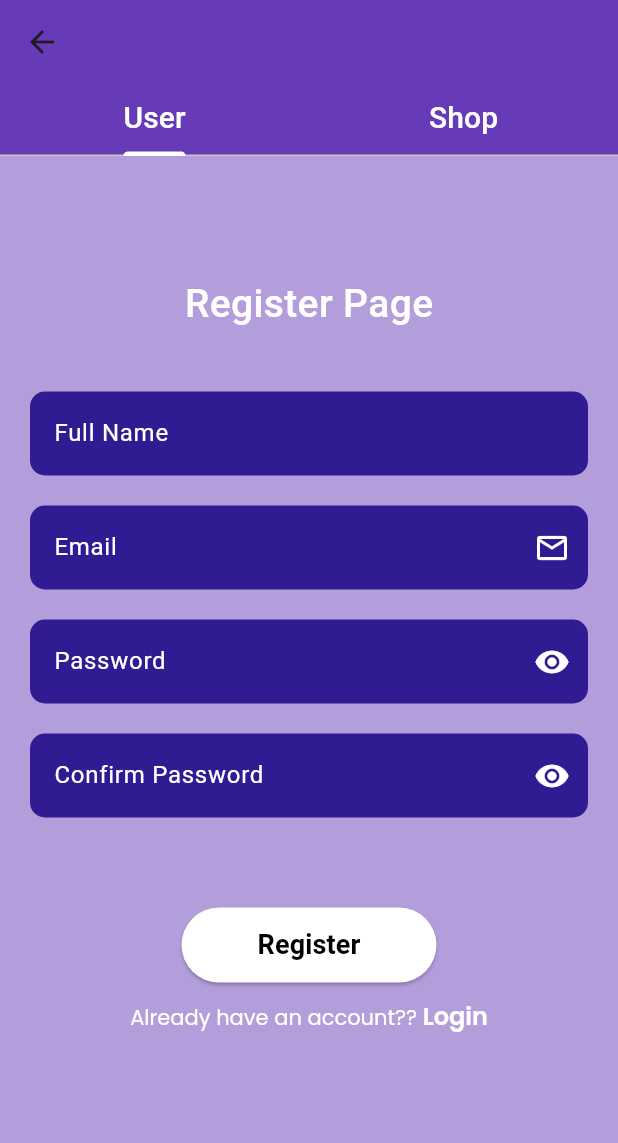
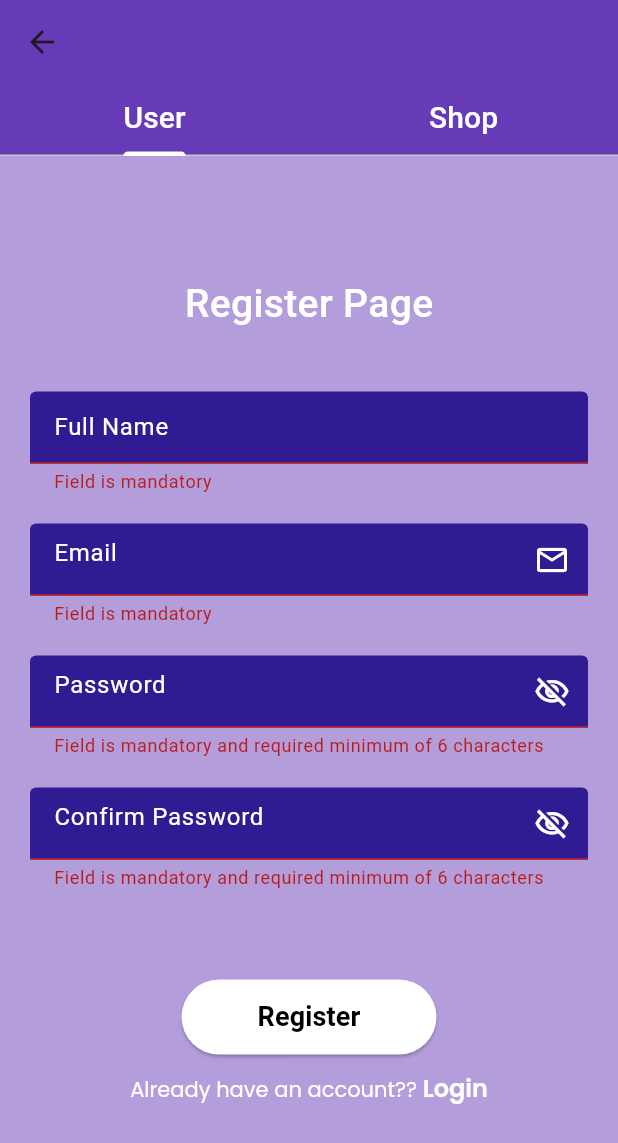
Before and after one commit to raniya11/road_assist, a Flutter app: the RegisterationPage screen opened directly, after a tap on "Register", on a phone screen of 412 x 824 dp. Shown: the top 1143 px of the screen. Run offline on Flutter 3.47's test engine with Material 3 defaults, Android fonts, the phone set to English and light mode, and no system bars; our stand-ins replace google_fonts.

```diff
--- a/lib/view/user/registerpage.dart
+++ b/lib/view/user/registerpage.dart
@@ -1,6 +1,7 @@
 import 'package:flutter/material.dart';
 import 'package:google_fonts/google_fonts.dart';
 import 'package:roadassist/view/common/loginpage.dart';
+import 'package:roadassist/view/user/homepage.dart';
 import 'package:roadassist/widgets/AppText.dart';
 import 'package:roadassist/widgets/colors.dart';
 
@@ -18,6 +19,19 @@ class _UserRegisterPageState extends State<UserRegisterPage> {
   TextEditingController _cpassController=TextEditingController();
   TextEditingController _usernameController=TextEditingController();
   final _formKey = GlobalKey<FormState>();
+  bool show=true;
+  bool showpass=true;
+
+
+  @override
+  void dispose() {
+
+    _emailController.dispose();
+    _passwordController.dispose();
+    _usernameController.dispose();
+    _cpassController.dispose();
+    super.dispose();
+  }
 
 
   @override
@@ -40,6 +54,12 @@ class _UserRegisterPageState extends State<UserRegisterPage> {
                   height: 40,
                 ),
                 TextFormField(
+                  validator: (value){
+                    if(value!.isEmpty){
+                      return "Field is mandatory";
+                    }
+                    return null;
+                  },
                   controller: _usernameController,
                   decoration: InputDecoration(
                     fillColor: textffColor,
@@ -64,6 +84,12 @@ class _UserRegisterPageState extends State<UserRegisterPage> {
                 ),
                 SizedBox(height: 20,),
                 TextFormField(
+                  validator: (value){
+                    if(value!.isEmpty || !value.contains('@gmail.com') || value.length <= 4){
+                      return "Field is mandatory";
+                    }
+                    return null;
+                  },
                   controller: _emailController,
                   decoration: InputDecoration(
                     fillColor:textffColor,
@@ -94,17 +120,27 @@ class _UserRegisterPageState extends State<UserRegisterPage> {
                   height: 20,
                 ),
                 TextFormField(
+                  validator: (value){
+                    if(value!.isEmpty || value!.length<6){
+                      return "Field is mandatory and required minimum of 6 characters";
+                    }
+                    return null;
+                  },
                   controller: _passwordController,
-                  obscureText: true,
+                  obscureText: show,
                   obscuringCharacter: "*",
                   decoration: InputDecoration(
                     hintText: "Password",
                     hintStyle: TextStyle(color: Colors.white),
                     fillColor: textffColor,
                     filled: true,
-                    suffixIcon: Icon(
-                      Icons.visibility,
-                      color: Colors.white,
+                    suffixIcon: IconButton(
+                      onPressed: (){
+                        setState(() {
+                          show=!show;
+                        });
+                      },
+                      icon: show == true ?Icon(Icons.visibility_off_outlined,color: Colors.white,): Icon(Icons.visibility_outlined,color: Colors.white,),
                     ),
                     enabledBorder: OutlineInputBorder(
                       borderRadius: BorderRadius.circular(10),
@@ -126,18 +162,26 @@ class _UserRegisterPageState extends State<UserRegisterPage> {
                   height: 20,
                 ),
                 TextFormField(
+                  validator: (value){
+                    if(value!.isEmpty || value!.length<6){
+                      return "Field is mandatory and required minimum of 6 characters";
+                    }
+                    return null;
+                  },
                   controller: _cpassController,
-                  obscureText: true,
+                  obscureText: showpass,
                   obscuringCharacter: "*",
                   decoration: InputDecoration(
                     hintText: "Confirm Password",
                     hintStyle: TextStyle(color: Colors.white),
                     fillColor: textffColor,
                     filled: true,
-                    suffixIcon: Icon(
-                      Icons.visibility,
-                      color: Colors.white,
-                    ),
+                    suffixIcon: IconButton(onPressed: (){
+                      setState(() {
+                        showpass=!showpass;
+                      });
+                    },
+                      icon: showpass == true?Icon(Icons.visibility_off_outlined,color: Colors.white,): Icon(Icons.visibility_outlined,color: Colors.white,),),
                     enabledBorder: OutlineInputBorder(
                       borderRadius: BorderRadius.circular(10),
                       borderSide: BorderSide(
@@ -160,10 +204,15 @@ class _UserRegisterPageState extends State<UserRegisterPage> {
                   width: 170,
                   child: ElevatedButton(
                     onPressed: () {
-                      // Navigator.push(
-                      //     context,
-                      //     MaterialPageRoute(
-                      //         builder: (context) => HomePage()));
+                      if(_passwordController.text==_cpassController.text){
+                        if(_formKey.currentState!.validate()){
+                          Navigator.push(
+                              context,
+                              MaterialPageRoute(
+                                  builder: (context) => HomePage()));
+                        }
+                      }
+
                     },
                     style: ButtonStyle(
                       backgroundColor: MaterialStateProperty.all(Colors.white),
```
Also changed, not shown: lib/view/common/loginpage.dart (+15 -6 lines).
